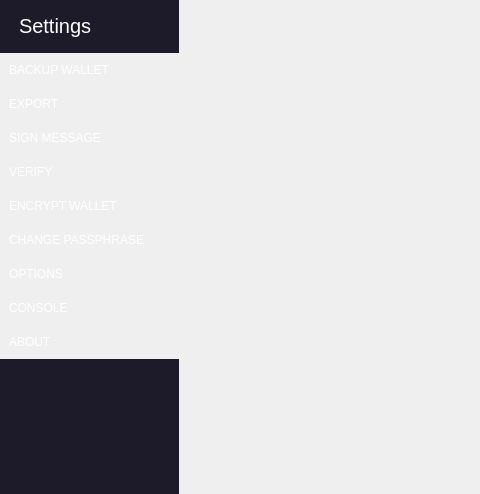
Before: the Qt Designer form src/qt/forms/settings.ui in talentdeveloper/shard_test, drawn with Qt 5; both pictures show x 0 to 480 and y 0 to 494 of the 971 by 620 pixel window.
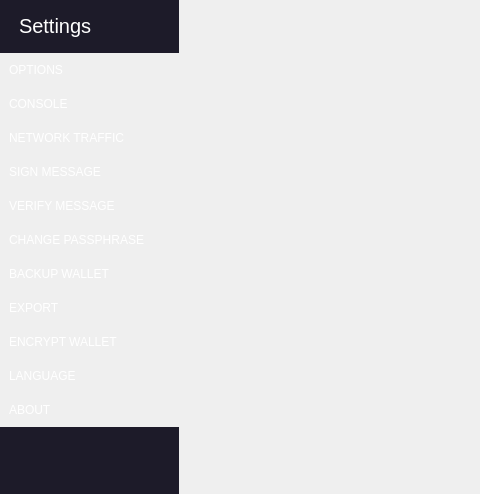
After: the same form once the commit is applied. The open tabs and pages were chosen to show the change.

The edit to the form file:
```diff
--- a/src/qt/forms/settings.ui
+++ b/src/qt/forms/settings.ui
@@ -59,6 +59,102 @@
         </property>
        </widget>
       </item>
+      <item>
+       <widget class="QPushButton" name="b_options">
+        <property name="styleSheet">
+         <string notr="true">QPushButton:disabled { color:gray} 
+QPushButton { padding: 10px;width: 100%;color:white;background: '#1d1b29'; margin:0px;
+text-align:left; border:none;outline:none } 
+QPushButton:hover{ background: '#1e2b35'} QPushButton:checked{ background: '#1e2b35'; font:bold;padding-left:15px; color:white;border-right:3px solid '#0adbf0'; }</string>
+        </property>
+        <property name="text">
+         <string>OPTIONS</string>
+        </property>
+        <property name="checkable">
+         <bool>true</bool>
+        </property>
+       </widget>
+      </item>
+      <item>
+       <widget class="QPushButton" name="b_console">
+        <property name="styleSheet">
+         <string notr="true">QPushButton:disabled { color:gray} 
+QPushButton { padding: 10px;width: 100%;color:white;background: '#1d1b29'; margin:0px;
+text-align:left; border:none;outline:none } 
+QPushButton:hover{ background: '#1e2b35'} QPushButton:checked{ background: '#1e2b35'; font:bold;padding-left:15px; color:white;border-right:3px solid '#0adbf0'; }</string>
+        </property>
+        <property name="text">
+         <string>CONSOLE</string>
+        </property>
+        <property name="checkable">
+         <bool>true</bool>
+        </property>
+       </widget>
+      </item>
+      <item>
+       <widget class="QPushButton" name="b_networktraffic">
+        <property name="styleSheet">
+         <string notr="true">QPushButton:disabled { color:gray} 
+QPushButton { padding: 10px;width: 100%;color:white;background: '#1d1b29'; margin:0px;
+text-align:left; border:none;outline:none } 
+QPushButton:hover{ background: '#1e2b35'} QPushButton:checked{ background: '#1e2b35'; font:bold;padding-left:15px; color:white;border-right:3px solid '#0adbf0'; }</string>
+        </property>
+        <property name="text">
+         <string>NETWORK TRAFFIC</string>
+        </property>
+        <property name="checkable">
+         <bool>true</bool>
+        </property>
+       </widget>
+      </item>
+      <item>
+       <widget class="QPushButton" name="b_sign">
+        <property name="styleSheet">
+         <string notr="true">QPushButton:disabled { color:gray} 
+QPushButton { padding: 10px;width: 100%;color:white;background: '#1d1b29'; margin:0px;
+text-align:left; border:none;outline:none } 
+QPushButton:hover{ background: '#1e2b35'} QPushButton:checked{ background: '#1e2b35'; font:bold;padding-left:15px; color:white;border-right:3px solid '#0adbf0'; }</string>
+        </property>
+        <property name="text">
+         <string>SIGN MESSAGE</string>
+        </property>
+        <property name="checkable">
+         <bool>true</bool>
+        </property>
+       </widget>
+      </item>
+      <item>
+       <widget class="QPushButton" name="b_verify">
+        <property name="styleSheet">
+         <string notr="true">QPushButton:disabled { color:gray} 
+QPushButton { padding: 10px;width: 100%;color:white;background: '#1d1b29'; margin:0px;
+text-align:left; border:none;outline:none } 
+QPushButton:hover{ background: '#1e2b35'} QPushButton:checked{ background: '#1e2b35'; font:bold;padding-left:15px; color:white;border-right:3px solid '#0adbf0'; }</string>
+        </property>
+        <property name="text">
+         <string>VERIFY MESSAGE</string>
+        </property>
+        <property name="checkable">
+         <bool>true</bool>
+        </property>
+       </widget>
+      </item>
+      <item>
+       <widget class="QPushButton" name="b_change">
+        <property name="styleSheet">
+         <string notr="true">QPushButton:disabled { color:gray} 
+QPushButton { padding: 10px;width: 100%;color:white;background: '#1d1b29'; margin:0px;
+text-align:left; border:none;outline:none } 
+QPushButton:hover{ background: '#1e2b35'} QPushButton:checked{ background: '#1e2b35'; font:bold;padding-left:15px; color:white;border-right:3px solid '#0adbf0'; }</string>
+        </property>
+        <property name="text">
+         <string>CHANGE PASSPHRASE</string>
+        </property>
+        <property name="checkable">
+         <bool>true</bool>
+        </property>
+       </widget>
+      </item>
       <item>
        <widget class="QPushButton" name="b_backupWallet">
         <property name="styleSheet">
@@ -94,38 +190,6 @@
         </property>
        </widget>
       </item>
-      <item>
-       <widget class="QPushButton" name="b_sign">
-        <property name="styleSheet">
-         <string notr="true">QPushButton:disabled { color:gray} 
-QPushButton { padding: 10px;width: 100%;color:white;background: '#1d1b29'; margin:0px;
-text-align:left; border:none;outline:none } 
-QPushButton:hover{ background: '#1e2b35'} QPushButton:checked{ background: '#1e2b35'; font:bold;padding-left:15px; color:white;border-right:3px solid '#0adbf0'; }</string>
-        </property>
-        <property name="text">
-         <string>SIGN MESSAGE</string>
-        </property>
-        <property name="checkable">
-         <bool>true</bool>
-        </property>
-       </widget>
-      </item>
-      <item>
-       <widget class="QPushButton" name="b_verify">
-        <property name="styleSheet">
-         <string notr="true">QPushButton:disabled { color:gray} 
-QPushButton { padding: 10px;width: 100%;color:white;background: '#1d1b29'; margin:0px;
-text-align:left; border:none;outline:none } 
-QPushButton:hover{ background: '#1e2b35'} QPushButton:checked{ background: '#1e2b35'; font:bold;padding-left:15px; color:white;border-right:3px solid '#0adbf0'; }</string>
-        </property>
-        <property name="text">
-         <string>VERIFY</string>
-        </property>
-        <property name="checkable">
-         <bool>true</bool>
-        </property>
-       </widget>
-      </item>
       <item>
        <widget class="QPushButton" name="b_encrypt">
         <property name="styleSheet">
@@ -143,7 +207,7 @@
        </widget>
       </item>
       <item>
-       <widget class="QPushButton" name="b_change">
+       <widget class="QPushButton" name="b_language">
         <property name="styleSheet">
          <string notr="true">QPushButton:disabled { color:gray} 
 QPushButton { padding: 10px;width: 100%;color:white;background: '#1d1b29'; margin:0px;
@@ -151,39 +215,7 @@
 QPushButton:hover{ background: '#1e2b35'} QPushButton:checked{ background: '#1e2b35'; font:bold;padding-left:15px; color:white;border-right:3px solid '#0adbf0'; }</string>
         </property>
         <property name="text">
-         <string>CHANGE PASSPHRASE</string>
-        </property>
-        <property name="checkable">
-         <bool>true</bool>
-        </property>
-       </widget>
-      </item>
-      <item>
-       <widget class="QPushButton" name="b_options">
-        <property name="styleSheet">
-         <string notr="true">QPushButton:disabled { color:gray} 
-QPushButton { padding: 10px;width: 100%;color:white;background: '#1d1b29'; margin:0px;
-text-align:left; border:none;outline:none } 
-QPushButton:hover{ background: '#1e2b35'} QPushButton:checked{ background: '#1e2b35'; font:bold;padding-left:15px; color:white;border-right:3px solid '#0adbf0'; }</string>
-        </property>
-        <property name="text">
-         <string>OPTIONS</string>
-        </property>
-        <property name="checkable">
-         <bool>true</bool>
-        </property>
-       </widget>
-      </item>
-      <item>
-       <widget class="QPushButton" name="b_console">
-        <property name="styleSheet">
-         <string notr="true">QPushButton:disabled { color:gray} 
-QPushButton { padding: 10px;width: 100%;color:white;background: '#1d1b29'; margin:0px;
-text-align:left; border:none;outline:none } 
-QPushButton:hover{ background: '#1e2b35'} QPushButton:checked{ background: '#1e2b35'; font:bold;padding-left:15px; color:white;border-right:3px solid '#0adbf0'; }</string>
-        </property>
-        <property name="text">
-         <string>CONSOLE</string>
+         <string>LANGUAGE</string>
         </property>
         <property name="checkable">
          <bool>true</bool>
```
Left out of the diff: 2 changed lines with no effect on the pictures.
